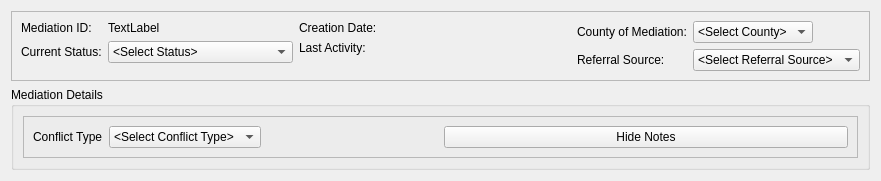
lansdon/cpts483_drc, file drc/gui/mediationprocessstatusform.ui: the form before one commit.
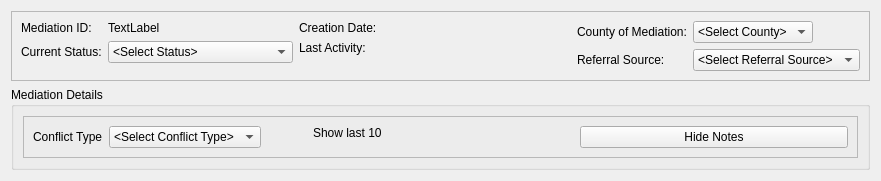
The form after the commit.

```diff
--- a/drc/gui/mediationprocessstatusform.ui
+++ b/drc/gui/mediationprocessstatusform.ui
@@ -42,7 +42,15 @@
         </property>
         <layout class="QGridLayout" name="gridLayout">
          <item row="0" column="2">
-          <layout class="QFormLayout" name="medForm3"/>
+          <layout class="QFormLayout" name="medForm3">
+           <item row="0" column="1">
+            <widget class="QLabel" name="Last10Label">
+             <property name="text">
+              <string>Show last 10</string>
+             </property>
+            </widget>
+           </item>
+          </layout>
          </item>
          <item row="0" column="1">
           <layout class="QFormLayout" name="medForm2">
```
